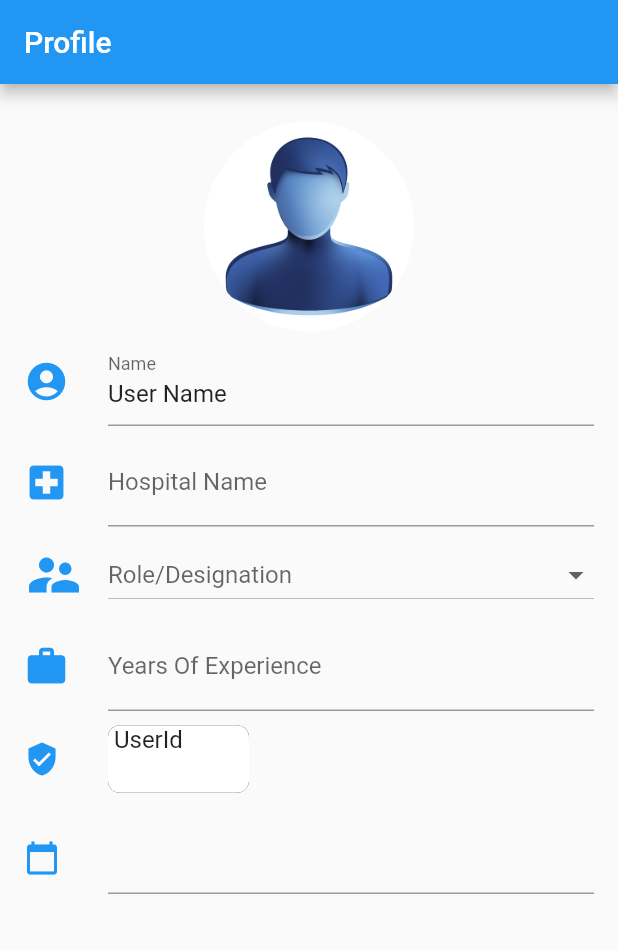
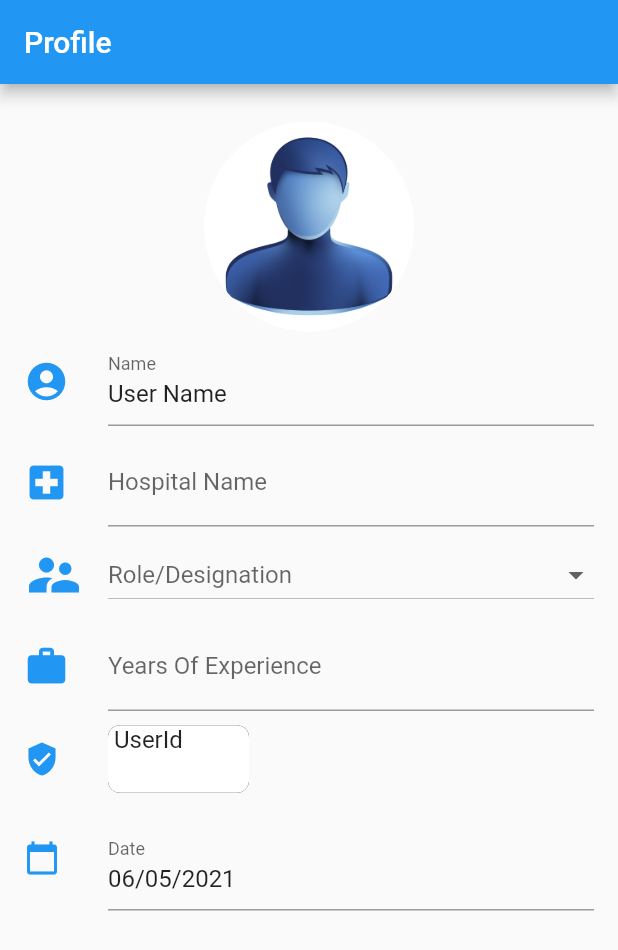
Before and after one commit to enpartha/User, a Flutter app: the screen it shows after launch, on a phone screen of 412 x 824 dp. Shown: the top 950 px of the screen. Run offline on Flutter 3.47's test engine with Material 2 defaults, Android fonts, the phone set to English and light mode, and no system bars.

Commit message:
InputDatePicker used to pick date.

```diff
--- a/lib/main.dart
+++ b/lib/main.dart
@@ -19,27 +19,9 @@ class _MyAppState extends State<MyApp> {
   String _selectdate = "Use the Icon to choose the date";
   List listItem = ['Nurse', 'Nursing Incharge', 'Supervisor'];
   Color _iconColor = Colors.blue;
-  DateTime _date = DateTime.now();
+  DateTime date = DateTime.now();
   TextEditingController _textEditingController = TextEditingController();
 
-  void dateshower() {
-    _openDatePicker(context);
-    _textEditingController.text = DateFormat('yyyy/MM/dd').format(_date);
-    setState(() {});
-  }
-
-  Future<Null> _openDatePicker(BuildContext context) async {
-    final DateTime? d = await showDatePicker(
-        context: context,
-        initialDate: _date,
-        firstDate: DateTime(1947),
-        lastDate: DateTime(2050));
-    if (d != null) {
-      setState(() {
-        _selectdate = new DateFormat.yMd("en_US").format(d).toString();
-      });
-    }
-  }
 
   @override
   Widget build(BuildContext context) {
@@ -173,18 +155,22 @@ class _MyAppState extends State<MyApp> {
 
               ListTile(
                 leading: Icon(
-                  Icons.calendar_today,
-                  color: _iconColor,
+                    Icons.calendar_today,
+                    color: _iconColor
                 ),
-                title: Builder(builder: (context) {
-                  return GestureDetector(
-                    child: Builder(builder: (context) {
-                      return TextFormField(
-                        onTap: () => dateshower(),
-                      );
-                    }),
-                  );
-                }),
+                title: InputDatePickerFormField(
+                  initialDate: DateTime.now(),
+                  fieldLabelText: "Date",
+                  firstDate: DateTime(DateTime.now().year-5),
+                  lastDate: DateTime(DateTime.now().year+5),
+                  //initialDate: currentDate,
+                  onDateSubmitted: (value){
+                    setState(() {
+                      date = value; // This is the final Date
+                    });
+                  },
+
+                ),
               ),
             ],
           ),
```
